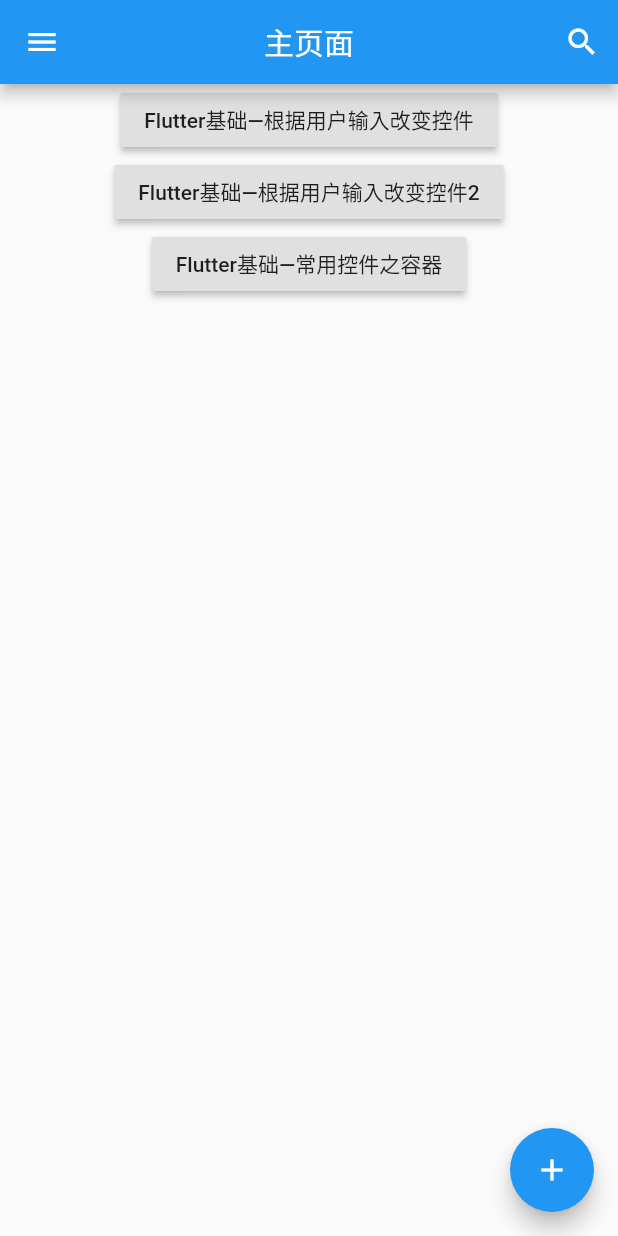
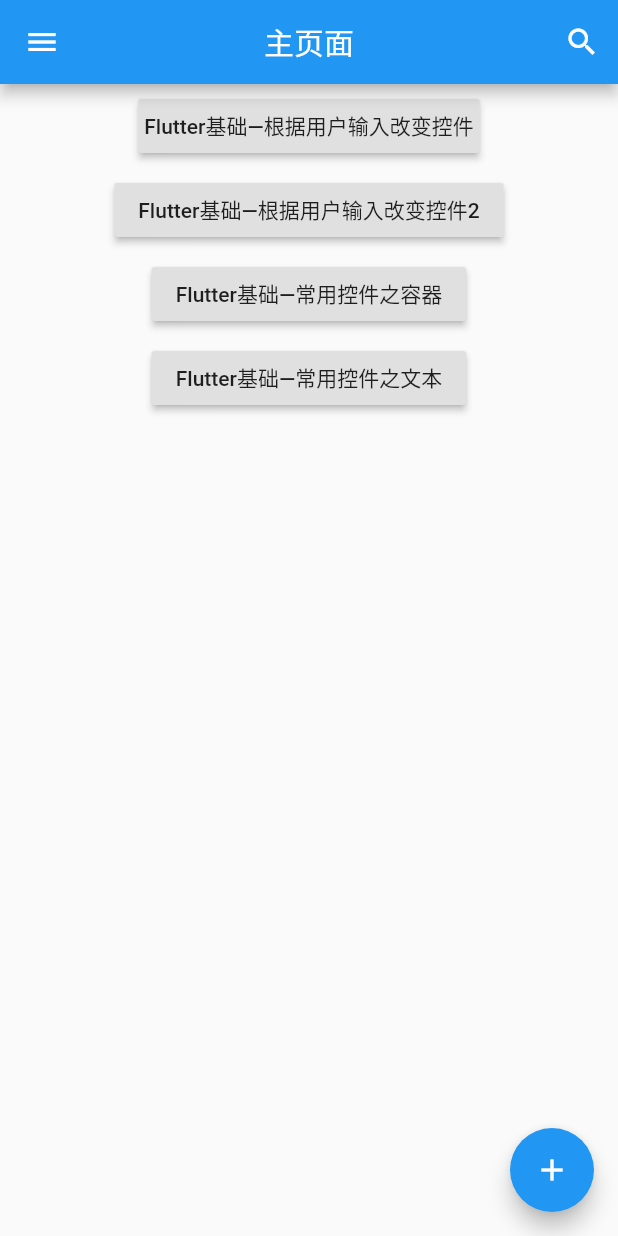
Before and after one commit to galagaygay/flutter_demo, a Flutter app: the screen it shows after launch, on a phone screen of 412 x 824 dp. Run offline on Flutter 3.47's test engine with Material 2 defaults, Android fonts, the phone set to English and light mode, and no system bars.

Commit message:
Flutter基础—常用控件之文本 http://blog.csdn.net/hekaiyou/article/details/53189922

```diff
--- a/lib/app.dart
+++ b/lib/app.dart
@@ -45,30 +45,51 @@ class GalleryAppState extends State<GalleryApp> {
             child: new Center(
               child: new Column(
                 children: <Widget>[
-                      new RaisedButton(
+                  new Container(
+                    child: new RaisedButton(
                       onPressed: () {
                         //页面跳转
                         Navigator.of(context).pushNamed('/counter_page1');
                       },
                       child: new Text("Flutter基础—根据用户输入改变控件"),
+                      //设置内边距
+                      padding: const EdgeInsets.all(4.0),
                     ), //RaisedButton
-                      new RaisedButton(
+                    margin: const EdgeInsets.all(4.0),
+                  ), //Container
+                  new Container(
+                    child: new RaisedButton(
                       onPressed: () {
                         //页面跳转
                         Navigator.of(context).pushNamed('/counter_page2');
                       },
                       child: new Text("Flutter基础—根据用户输入改变控件2"),
                     ), //RaisedButton
-                      new RaisedButton(
+                    margin: const EdgeInsets.all(4.0),
+                  ), //Container
+                  new Container(
+                    child: new RaisedButton(
                       onPressed: () {
                         //页面跳转
                         Navigator.of(context).pushNamed('/contater_page');
                       },
                       child: new Text("Flutter基础—常用控件之容器"),
                     ), //RaisedButton
+                    margin: const EdgeInsets.all(4.0),
+                  ), //Container
+                  new Container(
+                    child: new RaisedButton(
+                      onPressed: () {
+                        //页面跳转
+                        Navigator.of(context).pushNamed('/text_widget_page');
+                      },
+                      child: new Text("Flutter基础—常用控件之文本"),
+                    ), //RaisedButton
+                    margin: const EdgeInsets.all(4.0),
+                  ), //Container
                 ], //<Widget>[]
-                  ) //Column,
-              ) //Center
+              ), //Column,
+            ), //Center
           ), //Expanded
         ], //<Widget>[]
       ), //Column
--- a/lib/main.dart
+++ b/lib/main.dart
@@ -5,6 +5,7 @@ import 'package:flutter_demo/counter/CounterPage1.dart';
 import 'package:flutter_demo/counter/CounterPage2.dart';
 import 'package:flutter_demo/shop/ShoppingListItem.dart';
 import 'package:flutter_demo/shop/ShoppingListPage.dart';
+import 'package:flutter_demo/textwidget/TextWidgetPage.dart';
 
 //Dart程序执行的主入口，就像java中的main函数一样
 void main() {
@@ -24,7 +25,9 @@ void main() {
           '/counter_page2':
               (BuildContext context) => new CounterPage2(),
           '/contater_page':
-              (BuildContext context) => new ContainerDemo()
+              (BuildContext context) => new ContainerDemo(),
+          '/text_widget_page':
+              (BuildContext context) => new TextWidgetPage()
         }, //<String, WidgetBuilder>
         //修改主题数据
         theme: new ThemeData(
```
Also changed, not shown: lib/textwidget/TextWidgetPage.dart (added, +93 -0 lines). Lines whose indentation alone changed are shown as unchanged.
